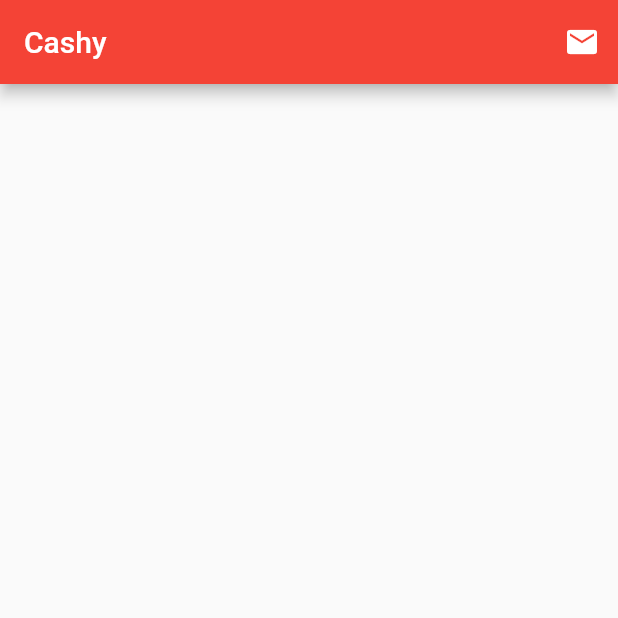
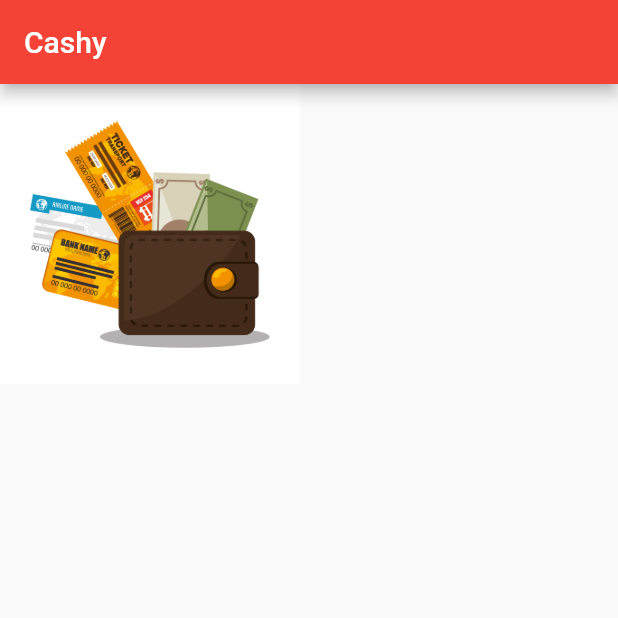
Before and after one commit to EnkuDavi/flutter-basic, a Flutter app: the screen it shows after launch, on a phone screen of 412 x 824 dp, the top half of it. Run offline on Flutter 3.47's test engine with Material 2 defaults, Android fonts, the phone set to English and light mode, and no system bars.

Commit message:
menambahkan image

```diff
--- a/lib/main.dart
+++ b/lib/main.dart
@@ -18,9 +18,12 @@ class MyApp extends StatelessWidget {
           appBar: AppBar(
             title: Text('Cashy'),
             backgroundColor: Colors.red,
-            actions: <Widget>[
-              IconButton(onPressed: () {}, icon: Icon(Icons.mail)),
-            ],
+          ),
+          body: SafeArea(
+            child: Image(
+              image: AssetImage('assets/images/wallet.jpg'),
+              height: 200,
+            ),
           ),
         ));
   }
```
